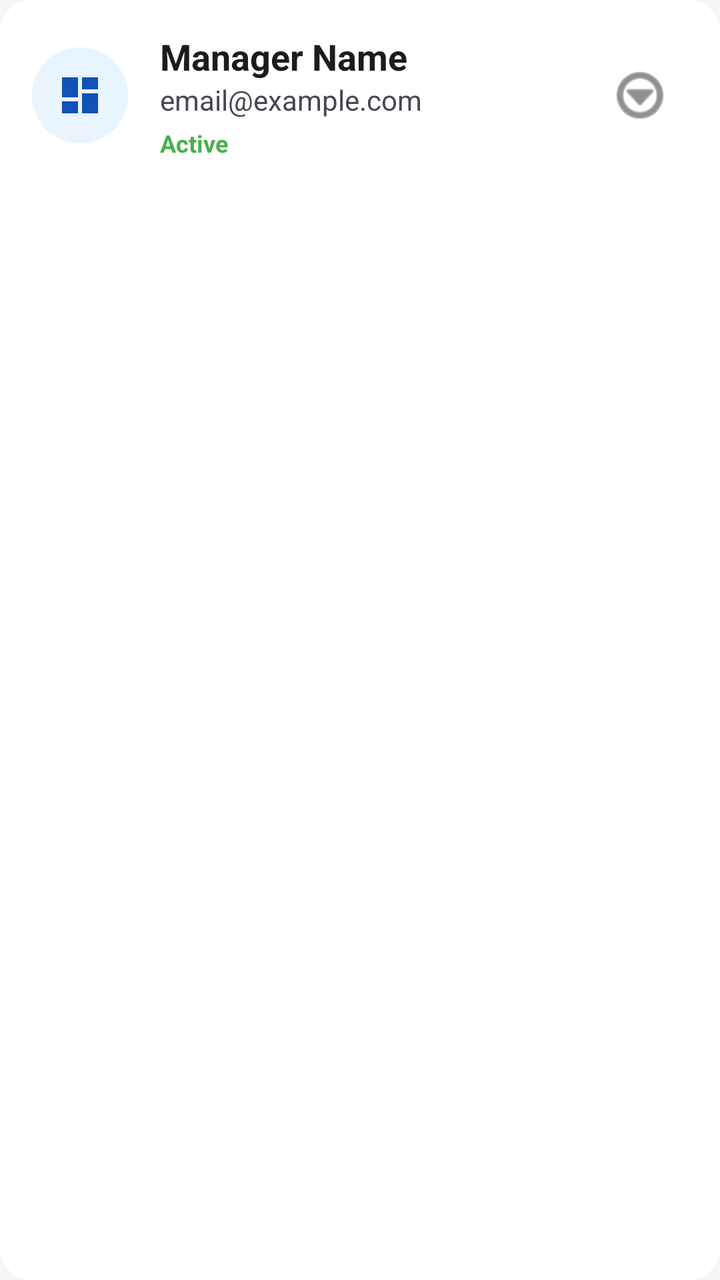
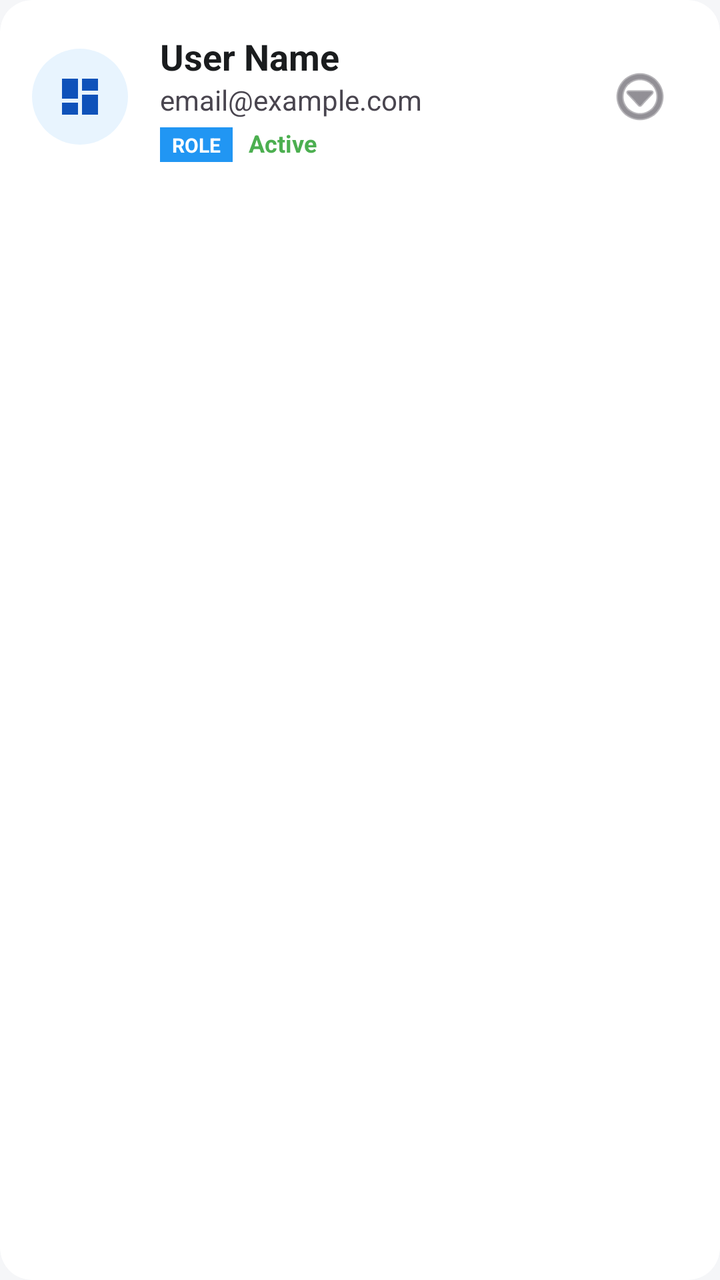

The first picture is an Android layout as it rendered before a commit; the second is the same layout after the commit. The layout source and the unified diff follow.
<!-- AndroidManifest.xml: application theme Theme.TECHFIX -->
<!-- res/layout/item_manager.xml -->
<?xml version="1.0" encoding="utf-8"?>
<com.google.android.material.card.MaterialCardView xmlns:android="http://schemas.android.com/apk/res/android"
    xmlns:app="http://schemas.android.com/apk/res-auto"
    android:layout_width="match_parent"
    android:layout_height="wrap_content"
    android:layout_marginHorizontal="16dp"
    android:layout_marginVertical="8dp"
    app:cardCornerRadius="16dp"
    app:cardElevation="0dp"
    app:strokeWidth="1dp"
    app:strokeColor="@color/card_border"
    android:clickable="true"
    android:focusable="true"
    android:foreground="?attr/selectableItemBackground">

    <LinearLayout
        android:layout_width="match_parent"
        android:layout_height="wrap_content"
        android:orientation="horizontal"
        android:padding="16dp"
        android:gravity="center_vertical">

        <ImageView
            android:layout_width="48dp"
            android:layout_height="48dp"
            android:src="@drawable/ic_dashboard"
            app:tint="?attr/colorPrimary"
            android:background="@drawable/circle_background"
            android:padding="12dp" />

        <LinearLayout
            android:layout_width="0dp"
            android:layout_height="wrap_content"
            android:layout_weight="1"
            android:orientation="vertical"
            android:layout_marginStart="16dp">

            <TextView
                android:id="@+id/tv_manager_name"
                android:layout_width="wrap_content"
                android:layout_height="wrap_content"
                android:text="Manager Name"
                android:textSize="18sp"
                android:textStyle="bold"
                android:textColor="?attr/colorOnSurface" />

            <TextView
                android:id="@+id/tv_manager_email"
                android:layout_width="wrap_content"
                android:layout_height="wrap_content"
                android:text="email@example.com"
                android:textSize="14sp"
                android:textColor="?android:attr/textColorSecondary" />
                
            <TextView
                android:id="@+id/tv_manager_status"
                android:layout_width="wrap_content"
                android:layout_height="wrap_content"
                android:text="Active"
                android:textSize="12sp"
                android:textStyle="bold"
                android:textColor="#4CAF50"
                android:layout_marginTop="4dp" />
        </LinearLayout>

        <ImageButton
            android:id="@+id/btn_manager_options"
            android:layout_width="48dp"
            android:layout_height="48dp"
            android:src="@android:drawable/ic_menu_more"
            android:background="?attr/selectableItemBackgroundBorderless"
            app:tint="?android:attr/textColorSecondary" />
    </LinearLayout>

</com.google.android.material.card.MaterialCardView>
<!-- resources referenced by this layout -->
<resources>
  <color name="card_border">#00000000</color>
  <!-- drawable circle_background (drawable) -->
  <?xml version="1.0" encoding="utf-8"?>
  <shape xmlns:android="http://schemas.android.com/apk/res/android"
      android:shape="oval">
      <solid android:color="#1A2196F3" /> 
  </shape>
  <!-- drawable ic_dashboard (drawable) -->
  <vector xmlns:android="http://schemas.android.com/apk/res/android"
      android:width="24dp"
      android:height="24dp"
      android:viewportWidth="24"
      android:viewportHeight="24"
      android:tint="#1565C0">
    <path
        android:fillColor="@android:color/white"
        android:pathData="M3,13h8V3H3V13zM3,21h8v-6H3V21zM13,21h8V11h-8V21zM13,3v6h8V3H13z"/>
  </vector>
  <color name="app_background">#F5F6F8</color>
  <color name="app_surface">#FFFFFF</color>
  <color name="app_surface_variant">#F0F2F5</color>
  <color name="app_text_primary">#1A1C1E</color>
  <color name="app_text_secondary">#73777F</color>
  <color name="app_primary">#0F52BA</color>
  <color name="app_primary_variant">#0B3D8A</color>
  <color name="white">#FFFFFF</color>
  <color name="app_secondary">#1976D2</color>
  <style name="Widget.App.CardView" parent="Widget.Material3.CardView.Elevated">
          <item name="cardElevation">0dp</item>
          <item name="cardBackgroundColor">@color/app_surface</item>
          <item name="strokeWidth">1dp</item>
          <item name="strokeColor">@color/card_border</item>
          <item name="shapeAppearanceOverlay">@style/ShapeAppearance.App.LargeComponent</item>
      </style>
  <style name="Theme.App.BottomSheetDialog" parent="Theme.Material3.DayNight.BottomSheetDialog">
          <item name="bottomSheetStyle">@style/Widget.App.BottomSheet</item>
      </style>
  <style name="Widget.App.Button" parent="Widget.Material3.Button">
          <item name="shapeAppearanceOverlay">@style/ShapeAppearance.App.SmallComponent</item>
          <item name="android:paddingTop">14dp</item>
          <item name="android:paddingBottom">14dp</item>
          <item name="android:fontFamily">sans-serif-medium</item>
      </style>
  <style name="Widget.App.BottomNavigationView" parent="Widget.Material3.BottomNavigationView">
          <item name="backgroundTint">@color/app_surface</item>
          <item name="itemIconTint">@color/bottom_nav_color</item>
          <item name="itemTextColor">@color/bottom_nav_color</item>
          <item name="elevation">8dp</item>
      </style>
  <style name="ShapeAppearance.App.LargeComponent" parent="ShapeAppearance.Material3.LargeComponent">
          <item name="cornerFamily">rounded</item>
          <item name="cornerSize">20dp</item>
      </style>
  <style name="Widget.App.BottomSheet" parent="Widget.Material3.BottomSheet">
          <item name="backgroundTint">@color/app_surface</item>
          <item name="shapeAppearanceOverlay">@style/ShapeAppearance.App.BottomSheet</item>
      </style>
  <style name="ShapeAppearance.App.SmallComponent" parent="ShapeAppearance.Material3.SmallComponent">
          <item name="cornerFamily">rounded</item>
          <item name="cornerSize">14dp</item>
      </style>
  <style name="ShapeAppearance.App.BottomSheet" parent="ShapeAppearance.Material3.LargeComponent">
          <item name="cornerFamily">rounded</item>
          <item name="cornerSizeTopRight">28dp</item>
          <item name="cornerSizeTopLeft">28dp</item>
          <item name="cornerSizeBottomRight">0dp</item>
          <item name="cornerSizeBottomLeft">0dp</item>
      </style>
  <!-- unchanged entries left out for length: 1 -->
</resources>

<!-- the commit's change to res/layout/item_manager.xml (unified diff, before → after) -->
@@ -39,7 +39,7 @@
                 android:id="@+id/tv_manager_name"
                 android:layout_width="wrap_content"
                 android:layout_height="wrap_content"
-                android:text="Manager Name"
+                android:text="User Name"
                 android:textSize="18sp"
                 android:textStyle="bold"
                 android:textColor="?attr/colorOnSurface" />
@@ -52,15 +52,34 @@
                 android:textSize="14sp"
                 android:textColor="?android:attr/textColorSecondary" />
                 
-            <TextView
-                android:id="@+id/tv_manager_status"
+            <LinearLayout
                 android:layout_width="wrap_content"
                 android:layout_height="wrap_content"
-                android:text="Active"
-                android:textSize="12sp"
-                android:textStyle="bold"
-                android:textColor="#4CAF50"
-                android:layout_marginTop="4dp" />
+                android:orientation="horizontal"
+                android:layout_marginTop="4dp">
+                
+                <TextView
+                    android:id="@+id/tv_user_role"
+                    android:layout_width="wrap_content"
+                    android:layout_height="wrap_content"
+                    android:text="ROLE"
+                    android:textSize="10sp"
+                    android:textStyle="bold"
+                    android:textColor="#FFFFFF"
+                    android:background="#2196F3"
+                    android:paddingHorizontal="6dp"
+                    android:paddingVertical="2dp"
+                    android:layout_marginEnd="8dp"/>
+
+                <TextView
+                    android:id="@+id/tv_manager_status"
+                    android:layout_width="wrap_content"
+                    android:layout_height="wrap_content"
+                    android:text="Active"
+                    android:textSize="12sp"
+                    android:textStyle="bold"
+                    android:textColor="#4CAF50" />
+            </LinearLayout>
         </LinearLayout>
 
         <ImageButton
